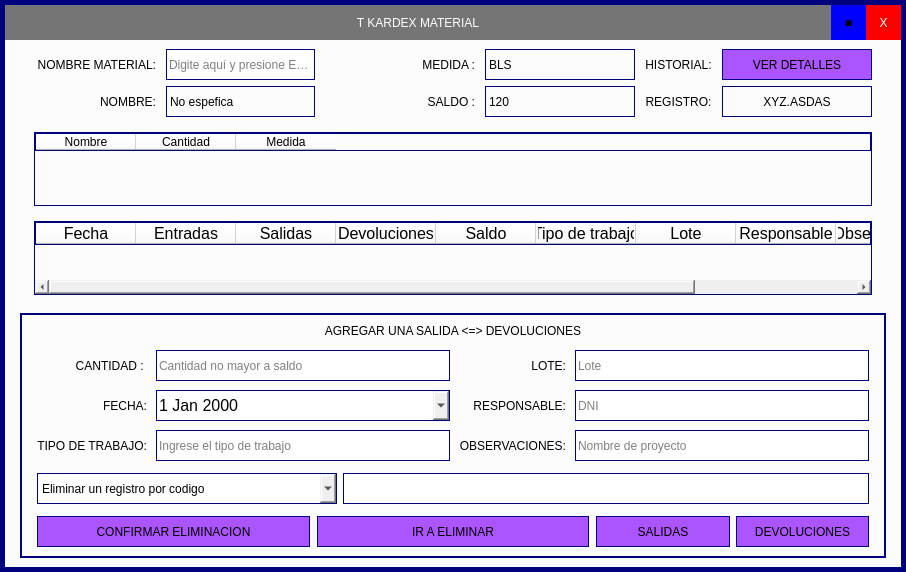
First picture: the form in ui_files/tkardex.ui, repository Romehe369/aec_contrastistas_g, before the edit.
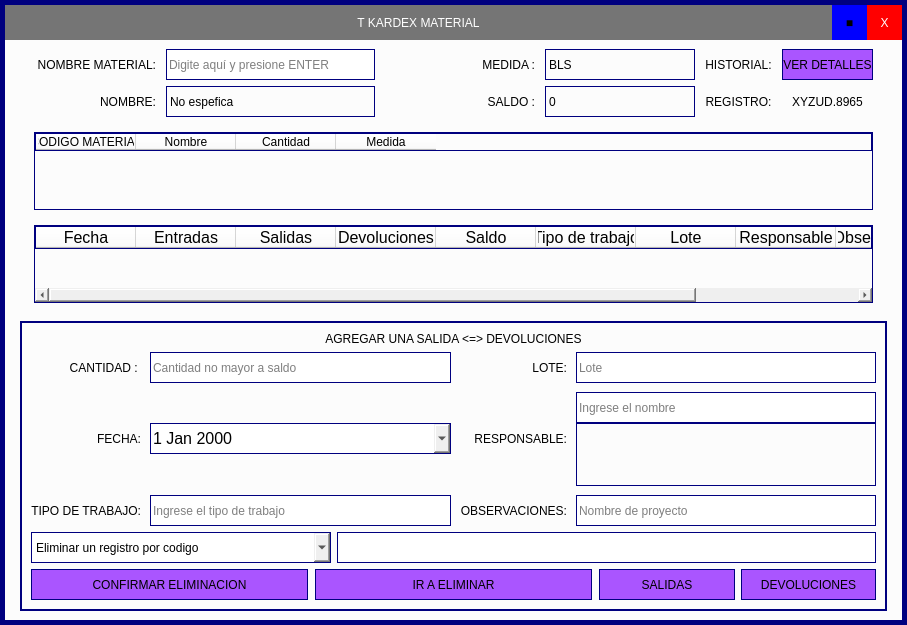
Second picture: the form after the edit.

```diff
--- a/ui_files/tkardex.ui
+++ b/ui_files/tkardex.ui
@@ -6,8 +6,8 @@
    <rect>
     <x>0</x>
     <y>0</y>
-    <width>906</width>
-    <height>572</height>
+    <width>907</width>
+    <height>625</height>
    </rect>
   </property>
   <property name="windowTitle">
@@ -265,7 +265,7 @@
                  <string notr="true">border: 1px solid rgb(0, 0, 127);</string>
                 </property>
                 <property name="text">
-                 <string>120</string>
+                 <string>0</string>
                 </property>
                </widget>
               </item>
@@ -285,25 +285,6 @@
                 </property>
                </widget>
               </item>
-              <item row="2" column="5">
-               <widget class="QLabel" name="label_saldo_2">
-                <property name="minimumSize">
-                 <size>
-                  <width>150</width>
-                  <height>31</height>
-                 </size>
-                </property>
-                <property name="styleSheet">
-                 <string notr="true">border: 1px solid rgb(0, 0, 127);</string>
-                </property>
-                <property name="text">
-                 <string>XYZ.ASDAS</string>
-                </property>
-                <property name="alignment">
-                 <set>Qt::AlignCenter</set>
-                </property>
-               </widget>
-              </item>
               <item row="0" column="5">
                <widget class="QPushButton" name="btn_viewdetals">
                 <property name="minimumSize">
@@ -410,6 +391,16 @@
                 </property>
                </widget>
               </item>
+              <item row="2" column="5">
+               <widget class="QLabel" name="label_codemat">
+                <property name="text">
+                 <string>XYZUD.8965</string>
+                </property>
+                <property name="alignment">
+                 <set>Qt::AlignCenter</set>
+                </property>
+               </widget>
+              </item>
              </layout>
             </item>
            </layout>
@@ -427,6 +418,11 @@
               <property name="styleSheet">
                <string notr="true">border: 1px solid rgb(0, 0, 127);</string>
               </property>
+              <column>
+               <property name="text">
+                <string>CODIGO MATERIAL</string>
+               </property>
+              </column>
               <column>
                <property name="text">
                 <string>Nombre</string>
@@ -615,16 +611,7 @@
             <property name="frameShadow">
              <enum>QFrame::Raised</enum>
             </property>
-            <layout class="QVBoxLayout" name="verticalLayout_7">
-             <property name="spacing">
-              <number>12</number>
-             </property>
-             <property name="leftMargin">
-              <number>15</number>
-             </property>
-             <property name="rightMargin">
-              <number>15</number>
-             </property>
+            <layout class="QVBoxLayout" name="verticalLayout_9">
              <item>
               <widget class="QLabel" name="label_title">
                <property name="text">
@@ -667,70 +654,6 @@
                   <property name="spacing">
                    <number>9</number>
                   </property>
-                  <item row="0" column="2">
-                   <widget class="QLabel" name="label_7">
-                    <property name="minimumSize">
-                     <size>
-                      <width>0</width>
-                      <height>31</height>
-                     </size>
-                    </property>
-                    <property name="text">
-                     <string>LOTE:</string>
-                    </property>
-                    <property name="alignment">
-                     <set>Qt::AlignRight|Qt::AlignTrailing|Qt::AlignVCenter</set>
-                    </property>
-                   </widget>
-                  </item>
-                  <item row="2" column="2">
-                   <widget class="QLabel" name="label_9">
-                    <property name="minimumSize">
-                     <size>
-                      <width>0</width>
-                      <height>31</height>
-                     </size>
-                    </property>
-                    <property name="text">
-                     <string>OBSERVACIONES:</string>
-                    </property>
-                    <property name="alignment">
-                     <set>Qt::AlignRight|Qt::AlignTrailing|Qt::AlignVCenter</set>
-                    </property>
-                   </widget>
-                  </item>
-                  <item row="2" column="3">
-                   <widget class="QLineEdit" name="lndt_responsable_2">
-                    <property name="minimumSize">
-                     <size>
-                      <width>0</width>
-                      <height>31</height>
-                     </size>
-                    </property>
-                    <property name="styleSheet">
-                     <string notr="true">border: 1px solid rgb(0, 0, 127);</string>
-                    </property>
-                    <property name="placeholderText">
-                     <string>Nombre de proyecto</string>
-                    </property>
-                   </widget>
-                  </item>
-                  <item row="2" column="0">
-                   <widget class="QLabel" name="label_6">
-                    <property name="minimumSize">
-                     <size>
-                      <width>0</width>
-                      <height>31</height>
-                     </size>
-                    </property>
-                    <property name="text">
-                     <string>TIPO DE TRABAJO:</string>
-                    </property>
-                    <property name="alignment">
-                     <set>Qt::AlignRight|Qt::AlignTrailing|Qt::AlignVCenter</set>
-                    </property>
-                   </widget>
-                  </item>
                   <item row="2" column="1">
                    <widget class="QLineEdit" name="lndt_typeword">
                     <property name="minimumSize">
@@ -747,6 +670,86 @@
                     </property>
                    </widget>
                   </item>
+                  <item row="2" column="0">
+                   <widget class="QLabel" name="label_6">
+                    <property name="minimumSize">
+                     <size>
+                      <width>0</width>
+                      <height>31</height>
+                     </size>
+                    </property>
+                    <property name="text">
+                     <string>TIPO DE TRABAJO:</string>
+                    </property>
+                    <property name="alignment">
+                     <set>Qt::AlignRight|Qt::AlignTrailing|Qt::AlignVCenter</set>
+                    </property>
+                   </widget>
+                  </item>
+                  <item row="0" column="3">
+                   <widget class="QLineEdit" name="lndt_lote">
+                    <property name="minimumSize">
+                     <size>
+                      <width>0</width>
+                      <height>31</height>
+                     </size>
+                    </property>
+                    <property name="styleSheet">
+                     <string notr="true">border: 1px solid rgb(0, 0, 127);</string>
+                    </property>
+                    <property name="placeholderText">
+                     <string>Lote</string>
+                    </property>
+                   </widget>
+                  </item>
+                  <item row="2" column="3">
+                   <widget class="QLineEdit" name="observations_ledt">
+                    <property name="minimumSize">
+                     <size>
+                      <width>0</width>
+                      <height>31</height>
+                     </size>
+                    </property>
+                    <property name="styleSheet">
+                     <string notr="true">border: 1px solid rgb(0, 0, 127);</string>
+                    </property>
+                    <property name="placeholderText">
+                     <string>Nombre de proyecto</string>
+                    </property>
+                   </widget>
+                  </item>
+                  <item row="2" column="2">
+                   <widget class="QLabel" name="label_9">
+                    <property name="minimumSize">
+                     <size>
+                      <width>0</width>
+                      <height>31</height>
+                     </size>
+                    </property>
+                    <property name="text">
+                     <string>OBSERVACIONES:</string>
+                    </property>
+                    <property name="alignment">
+                     <set>Qt::AlignRight|Qt::AlignTrailing|Qt::AlignVCenter</set>
+                    </property>
+                   </widget>
+                  </item>
+                  <item row="1" column="2">
+                   <widget class="QLabel" name="label_8">
+                    <property name="minimumSize">
+                     <size>
+                      <width>0</width>
+                      <height>31</height>
+                     </size>
+                    </property>
+                    <property name="text">
+                     <string>RESPONSABLE:</string>
+                    </property>
+                    <property name="alignment">
+                     <set>Qt::AlignRight|Qt::AlignTrailing|Qt::AlignVCenter</set>
+                    </property>
+                   </widget>
+                  </item>
                   <item row="1" column="1">
                    <widget class="QDateEdit" name="dateEdit">
                     <property name="minimumSize">
@@ -803,8 +806,8 @@
                     </property>
                    </widget>
                   </item>
-                  <item row="1" column="2">
-                   <widget class="QLabel" name="label_8">
+                  <item row="0" column="2">
+                   <widget class="QLabel" name="label_7">
                     <property name="minimumSize">
                      <size>
                       <width>0</width>
@@ -812,45 +815,13 @@
                      </size>
                     </property>
                     <property name="text">
-                     <string>RESPONSABLE:</string>
+                     <string>LOTE:</string>
                     </property>
                     <property name="alignment">
                      <set>Qt::AlignRight|Qt::AlignTrailing|Qt::AlignVCenter</set>
                     </property>
                    </widget>
                   </item>
-                  <item row="1" column="0">
-                   <widget class="QLabel" name="label_4">
-                    <property name="minimumSize">
-                     <size>
-                      <width>0</width>
-                      <height>31</height>
-                     </size>
-                    </property>
-                    <property name="text">
-                     <string>FECHA:</string>
-                    </property>
-                    <property name="alignment">
-                     <set>Qt::AlignRight|Qt::AlignTrailing|Qt::AlignVCenter</set>
-                    </property>
-                   </widget>
-                  </item>
-                  <item row="1" column="3">
-                   <widget class="QLineEdit" name="lndt_responsable">
-                    <property name="minimumSize">
-                     <size>
-                      <width>0</width>
-                      <height>31</height>
-                     </size>
-                    </property>
-                    <property name="styleSheet">
-                     <string notr="true">border: 1px solid rgb(0, 0, 127);</string>
-                    </property>
-                    <property name="placeholderText">
-                     <string>DNI </string>
-                    </property>
-                   </widget>
-                  </item>
                   <item row="0" column="0">
                    <widget class="QLabel" name="label_5">
                     <property name="minimumSize">
@@ -871,7 +842,7 @@
                    </widget>
                   </item>
                   <item row="0" column="1">
-                   <widget class="QLineEdit" name="code_proyecto">
+                   <widget class="QLineEdit" name="edit_cantidad">
                     <property name="minimumSize">
                      <size>
                       <width>0</width>
@@ -886,22 +857,71 @@
                     </property>
                    </widget>
                   </item>
-                  <item row="0" column="3">
-                   <widget class="QLineEdit" name="lndt_lote">
+                  <item row="1" column="0">
+                   <widget class="QLabel" name="label_4">
                     <property name="minimumSize">
                      <size>
                       <width>0</width>
                       <height>31</height>
                      </size>
                     </property>
-                    <property name="styleSheet">
-                     <string notr="true">border: 1px solid rgb(0, 0, 127);</string>
+                    <property name="text">
+                     <string>FECHA:</string>
                     </property>
-                    <property name="placeholderText">
-                     <string>Lote</string>
+                    <property name="alignment">
+                     <set>Qt::AlignRight|Qt::AlignTrailing|Qt::AlignVCenter</set>
                     </property>
                    </widget>
                   </item>
+                  <item row="1" column="3">
+                   <layout class="QVBoxLayout" name="verticalLayout_7">
+                    <property name="spacing">
+                     <number>0</number>
+                    </property>
+                    <item>
+                     <widget class="QLineEdit" name="lndt_responsable">
+                      <property name="minimumSize">
+                       <size>
+                        <width>0</width>
+                        <height>31</height>
+                       </size>
+                      </property>
+                      <property name="styleSheet">
+                       <string notr="true">border: 1px solid rgb(0, 0, 127);</string>
+                      </property>
+                      <property name="text">
+                       <string/>
+                      </property>
+                      <property name="placeholderText">
+                       <string>Ingrese el nombre</string>
+                      </property>
+                     </widget>
+                    </item>
+                    <item>
+                     <widget class="QListWidget" name="lstw_name">
+                      <property name="minimumSize">
+                       <size>
+                        <width>0</width>
+                        <height>0</height>
+                       </size>
+                      </property>
+                      <property name="maximumSize">
+                       <size>
+                        <width>16777215</width>
+                        <height>63</height>
+                       </size>
+                      </property>
+                      <property name="styleSheet">
+                       <string notr="true">QListWidget{
+color: rgb(255, 37, 226);
+border: 1px solid rgb(0, 0, 127);
+font: 75 12pt &quot;MS Shell Dlg 2&quot;;
+}</string>
+                      </property>
+                     </widget>
+                    </item>
+                   </layout>
+                  </item>
                  </layout>
                 </item>
                </layout>
```
